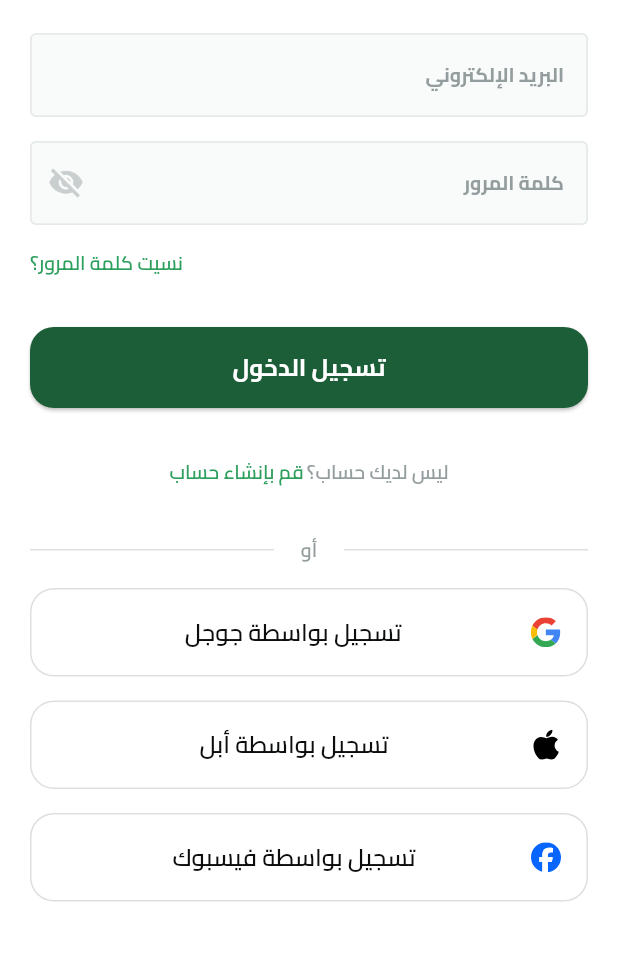
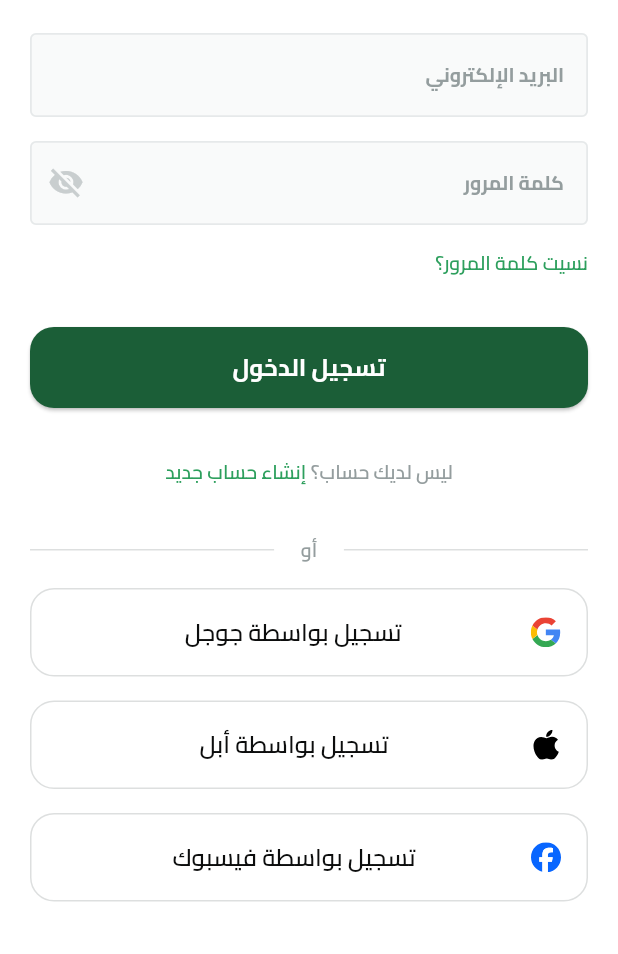
Before and after one commit to mohamed-abdelmaboud1/fruit_hub, a Flutter app: the screen it shows after launch, after a tap on "تخط", on a phone screen of 412 x 824 dp, the part 282-1236 px from its top. Run offline on Flutter 3.47's test engine with Material 3 defaults, Android fonts, the phone set to English and light mode, and no system bars; our stand-ins replace device_preview, dots_indicator, flutter_hooks, flutter_svg, gap, go_router and 1 more.

Commit message:
feat: Add custom checkbox, name field, login now, and sign up email field widgets

```diff
--- a/lib/features/auth/ui/widgets/create_account_row.dart
+++ b/lib/features/auth/ui/widgets/create_account_row.dart
@@ -1,30 +1,22 @@
 import 'package:flutter/material.dart';
-import 'package:fruit_hub/core/utils/app_styles.dart';
-import 'package:fruit_hub/core/widgets/cusotm_text_button.dart';
-import 'package:gap/gap.dart';
+import 'package:fruit_hub/core/routing/app_router.dart';
+import 'package:go_router/go_router.dart';
 
-class CreateAccountRow extends StatelessWidget {
-  const CreateAccountRow({
+import 'text_with_button_row.dart';
+
+class CreateAccountNow extends StatelessWidget {
+  const CreateAccountNow({
     super.key,
   });
 
   @override
   Widget build(BuildContext context) {
-    return Row(
-      mainAxisAlignment: MainAxisAlignment.center,
-      children: [
-        Text(
-          'ليس لديك حساب؟',
-          style: AppStyles.semiBold13.copyWith(
-            color: Color(0xff949D9E),
-          ),
-        ),
-        Gap(2),
-        CusotmTextButton(
-          text: 'قم بإنشاء حساب',
-          onTap: () {},
-        ),
-      ],
+    return TextWithButtonRow(
+      text: 'ليس لديك حساب؟',
+      textButton: 'إنشاء حساب جديد',
+      onTap: () {
+        context.push(AppRouter.signUp);
+      },
     );
   }
 }
--- a/lib/features/auth/ui/widgets/forgot_password_text_button.dart
+++ b/lib/features/auth/ui/widgets/forgot_password_text_button.dart
@@ -9,7 +9,7 @@ class ForgotPasswordTextButton extends StatelessWidget {
   @override
   Widget build(BuildContext context) {
     return Align(
-      alignment: Alignment.centerLeft,
+      alignment: Alignment.centerRight,
       child: CusotmTextButton(
         text: 'نسيت كلمة المرور؟',
         onTap: () {},
--- a/lib/features/auth/ui/widgets/login_view_body.dart
+++ b/lib/features/auth/ui/widgets/login_view_body.dart
@@ -40,7 +40,7 @@ class LoginViewBody extends StatelessWidget {
           ),
           //TODO isloading instaed of text
           Gap(33),
-          CreateAccountRow(),
+          CreateAccountNow(),
           Gap(33),
           OrDividerWidget(),
           Gap(16),
--- a/lib/features/auth/ui/widgets/or_divider_widget.dart
+++ b/lib/features/auth/ui/widgets/or_divider_widget.dart
@@ -1,6 +1,5 @@
 import 'package:flutter/material.dart';
 import 'package:fruit_hub/core/utils/app_styles.dart';
-import 'package:fruit_hub/features/auth/ui/view/login_view.dart';
 
 import 'auth_divider.dart';
 
--- /dev/null
+++ b/lib/features/auth/ui/widgets/text_with_button_row.dart
@@ -0,0 +1,35 @@
+import 'package:flutter/material.dart';
+import 'package:fruit_hub/core/utils/app_styles.dart';
+import 'package:fruit_hub/core/widgets/cusotm_text_button.dart';
+import 'package:gap/gap.dart';
+
+class TextWithButtonRow extends StatelessWidget {
+  const TextWithButtonRow({
+    super.key,
+    required this.text,
+    required this.textButton,
+    required this.onTap,
+  });
+  final String text;
+  final String textButton;
+  final VoidCallback onTap;
+  @override
+  Widget build(BuildContext context) {
+    return Row(
+      mainAxisAlignment: MainAxisAlignment.center,
+      children: [
+        Text(
+          text,
+          style: AppStyles.semiBold13.copyWith(
+            color: Color(0xff949D9E),
+          ),
+        ),
+        Gap(3),
+        CusotmTextButton(
+          text: textButton,
+          onTap: onTap,
+        ),
+      ],
+    );
+  }
+}
```
Also changed, not shown: lib/features/auth/ui/view/sign_up_view.dart (+9 -1 lines), lib/features/auth/ui/widgets/accept_rules_widget.dart (added, +23 -0 lines), lib/features/auth/ui/widgets/custom_check_box.dart (added, +15 -0 lines), lib/features/auth/ui/widgets/login_now.dart (added, +20 -0 lines), lib/features/auth/ui/widgets/name_field.dart (added, +17 -0 lines), lib/features/auth/ui/widgets/rules_widget.dart (added, +30 -0 lines), lib/features/auth/ui/widgets/sign_up_email_field.dart (added, +17 -0 lines), lib/features/auth/ui/widgets/sign_up_password_field.dart (added, +29 -0 lines), lib/features/auth/ui/widgets/sign_up_view_body.dart (added, +43 -0 lines).
